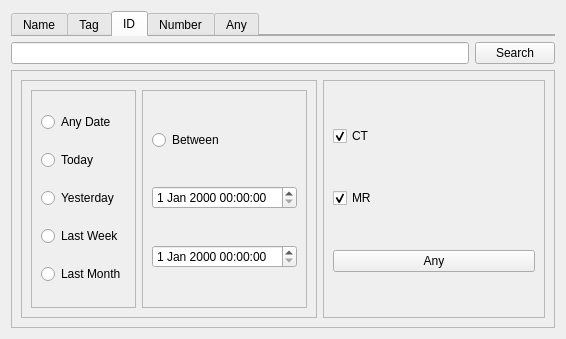
commontk/CTK, file Libs/DICOM/Widgets/Resources/UI/ctkDICOMQueryWidget.ui: the form before one commit.
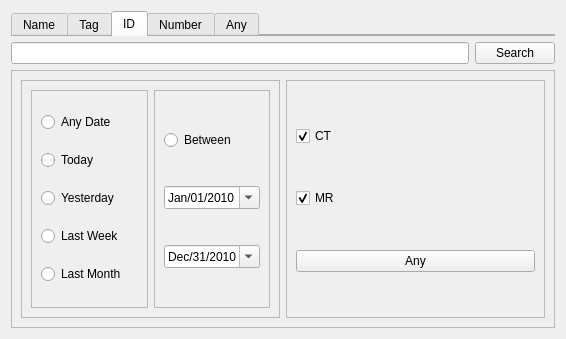
The form after the commit.

Commit message:
improvements to the dicom widgets and application
- save server nodes to settings for persistance between runs of the
  program
- change the date widgets (remove time and add calendar)

Diff of the .ui file:
```diff
--- a/Libs/DICOM/Widgets/Resources/UI/ctkDICOMQueryWidget.ui
+++ b/Libs/DICOM/Widgets/Resources/UI/ctkDICOMQueryWidget.ui
@@ -158,10 +158,38 @@
              </widget>
             </item>
             <item>
-             <widget class="QDateTimeEdit" name="dateTimeEdit"/>
+             <widget class="QDateTimeEdit" name="dateTimeEdit">
+              <property name="date">
+               <date>
+                <year>2010</year>
+                <month>1</month>
+                <day>1</day>
+               </date>
+              </property>
+              <property name="displayFormat">
+               <string>MMM/dd/yyyy</string>
+              </property>
+              <property name="calendarPopup">
+               <bool>true</bool>
+              </property>
+             </widget>
             </item>
             <item>
-             <widget class="QDateTimeEdit" name="dateTimeEdit_2"/>
+             <widget class="QDateTimeEdit" name="dateTimeEdit_2">
+              <property name="date">
+               <date>
+                <year>2010</year>
+                <month>12</month>
+                <day>31</day>
+               </date>
+              </property>
+              <property name="displayFormat">
+               <string>MMM/dd/yyyy</string>
+              </property>
+              <property name="calendarPopup">
+               <bool>true</bool>
+              </property>
+             </widget>
             </item>
            </layout>
           </widget>
```
The commit also changes 4 other files.
